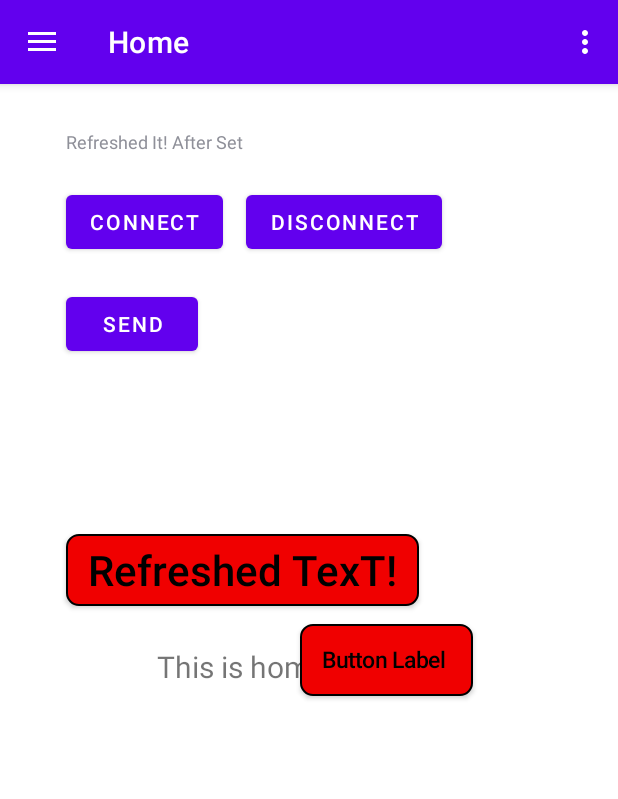
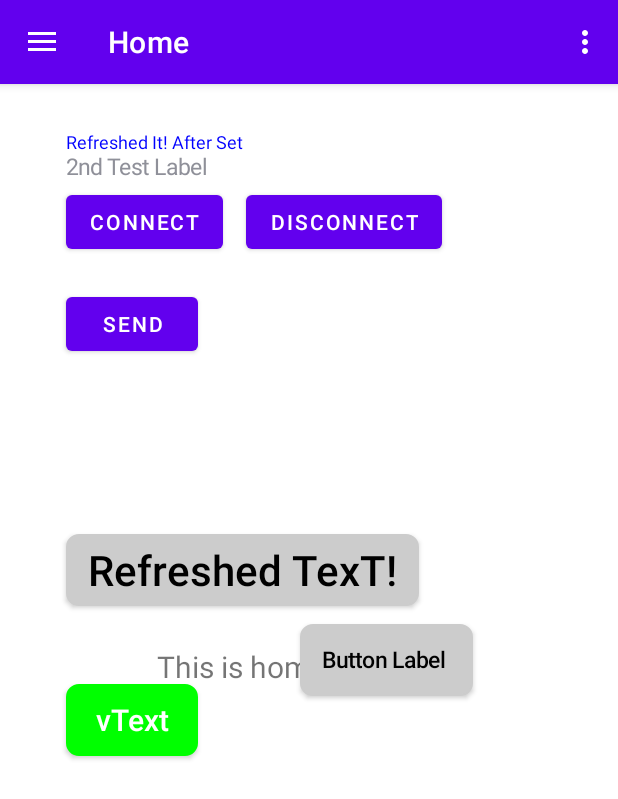
Before and after one commit to H1Jam/ProjectAADA, an Android app: the screen it shows after launch (MainActivity), on a phone screen of 412 x 824 dp. Shown: the top 799 px of the screen. Run offline under Robolectric (Android 15) with nearby library versions, the phone set to English and light mode, and no system bars; our stand-ins replace navigation-ui.

Commit message:
Add TextLabel handler

```diff
--- a/app/src/main/java/com/hjam/aada/MainActivity.kt
+++ b/app/src/main/java/com/hjam/aada/MainActivity.kt
@@ -4,8 +4,8 @@ import android.Manifest
 import android.annotation.SuppressLint
 import android.bluetooth.BluetoothDevice
 import android.content.pm.PackageManager
+import android.graphics.Color
 import android.os.Bundle
-import android.util.DisplayMetrics
 import android.util.Log
 import android.util.TypedValue
 import android.view.Menu
@@ -102,7 +102,6 @@ class MainActivity : AppCompatActivity(), EzBlue.BlueCallback, EzBlue.BlueParser
 
         val canvas1: ConstraintLayout = findViewById(R.id.canvas01);
         ScreenObjects.initScreen(canvas1, R.id.canvas01, R.id.canvas01, resources.displayMetrics)
-        val f = resources.displayMetrics.density
         Logger.debug(
             mTag, "heightPixels ${resources.displayMetrics.heightPixels} " +
                     "widthPixels ${resources.displayMetrics.widthPixels}"
@@ -111,12 +110,14 @@ class MainActivity : AppCompatActivity(), EzBlue.BlueCallback, EzBlue.BlueParser
             mTag, "heightPixels ${pxToMm(resources.displayMetrics.heightPixels)} " +
                     "widthPixels ${pxToMm(resources.displayMetrics.widthPixels)}"
         )
-        ScreenObjects.addTextToScreen(44, 30, -10, "First Test Label", 12)
+        ScreenObjects.addTextToScreen(44, 30, -10, "First Test Label", 12, Color.BLUE)
+        ScreenObjects.addTextToScreen(44, 45, 15, "2nd Test Label", 15, null)
         ScreenObjects.refreshText(86, "Refreshed It!")
         ScreenObjects.refreshText(-10, "Refreshed It! After Set")
         ScreenObjects.refreshText(12, "Refreshed It! After Set!")
         ScreenObjects.addButtonToScreen(44, 300, 255, " First Button Label ", 28)
         ScreenObjects.addButtonToScreen(200, 360, 250, "Button Label ", 15)
+        ScreenObjects.addButtonToScreen(44, 400, 11, "vText", 20, Color.WHITE, Color.GREEN)
         ScreenObjects.refreshButtonText(255,"Refreshed TexT!")
     }
 
@@ -134,7 +135,6 @@ class MainActivity : AppCompatActivity(), EzBlue.BlueCallback, EzBlue.BlueParser
     private fun startTheApp() {
         mBtnSend.setOnClickListener {
             // a byte array showcase:
-            val goodData1 = byteArrayOf(0x31, 0x32, 0x33, 0x34, 0x35, 0x36, 0x37, 0x38, 0x39)
             EzBlue.write(DataProtocol.prepareFrame(bufferProtoTest(System.currentTimeMillis())))
             //EzBlue.write(DataProtocol.prepareFrame(goodData1))
             // or just use the above line for single byte transfer:
--- a/app/src/main/java/com/hjam/aada/ScreenObjects.kt
+++ b/app/src/main/java/com/hjam/aada/ScreenObjects.kt
@@ -12,7 +12,6 @@ import androidx.appcompat.content.res.AppCompatResources
 import androidx.constraintlayout.widget.ConstraintLayout
 import com.hjam.aada.comm.types.TextLabel
 import com.hjam.aada.utils.Logger
-import kotlin.experimental.and
 
 
 object ScreenObjects {
@@ -59,6 +58,7 @@ object ScreenObjects {
             }
         }
         mTexLabelsList.add(textLabel)
+        addTextToScreen(textLabel)
         refreshScreen()
     }
 
@@ -66,7 +66,8 @@ object ScreenObjects {
         Logger.debug(mTag, "modifyTextLabel: ${textLabel.tag}")
         for (i in 0..mTexLabelsList.size) {
             if (mTexLabelsList[i].tag == textLabel.tag) {
-                mTexLabelsList[i].setFromInstance(textLabel)
+                mTexLabelsList[i].updateFromInstance(textLabel)
+                refreshText(textLabel)
                 refreshScreen()
                 return
             }
@@ -82,7 +83,13 @@ object ScreenObjects {
         }
     }
 
-    fun addTextToScreen(x: Int, y: Int, cTag: Int, vText: String, fSize: Int) {
+   fun addTextToScreen(textLabel: TextLabel){
+       with(textLabel){
+           addTextToScreen(x, y,tag,text,fontSize,textColor)
+       }
+    }
+
+    fun addTextToScreen(x: Int, y: Int, cTag: Int, vText: String, fSize: Int, textColor: Int?) {
         val px = TypedValue.applyDimension(
             TypedValue.COMPLEX_UNIT_DIP,
             x.toFloat(),
@@ -108,6 +115,9 @@ object ScreenObjects {
         lbl.tag = "lbl${cTag.toUInt()}"
         lbl.text = vText
         lbl.layoutParams = params
+        if (textColor != null) {
+            lbl.setTextColor(textColor)
+        }
         lbl.setTextSize(TypedValue.COMPLEX_UNIT_DIP, fSize.toFloat())
         // SetBtListener(btn[i]);
         mCanvasConstraintLayout.addView(lbl)
@@ -115,16 +125,43 @@ object ScreenObjects {
         // SetBtListener(btn)
     }
 
-    fun refreshText(cTag: Int, vText: String) {
-        val lbl: TextView? = mCanvasConstraintLayout.findViewWithTag("lbl${cTag.toUInt()}")
+    fun refreshText(tag: Int, text : String ){
+        val lbl: TextView? = mCanvasConstraintLayout.findViewWithTag("lbl${tag.toUInt()}")
         if (lbl != null) {
-            lbl.text = vText
+            lbl.text =text
         } else {
-            Logger.error(mTag, "refreshText: TextView(tag=$cTag) does not exist!")
+            Logger.error(mTag, "refreshText: TextView(tag=$tag) does not exist!")
+        }
+    }
+
+    fun refreshText(textLabel: TextLabel) {
+        val lbl: TextView? = mCanvasConstraintLayout.findViewWithTag("lbl${textLabel.tag.toUInt()}")
+        if (lbl != null) {
+            lbl.text = textLabel.text
+            if (textLabel.textColor.toUInt() > 0u){
+                lbl.setTextColor(textLabel.textColor)
+            }
+            if (textLabel.fontSize > 0){
+                lbl.setTextSize(TypedValue.COMPLEX_UNIT_DIP, textLabel.fontSize.toFloat())
+            }
+        } else {
+            Logger.error(mTag, "refreshText: TextView(tag=${textLabel.tag}) does not exist!")
         }
     }
 
     fun addButtonToScreen(x: Int, y: Int, cTag: Int, vText: String, fSize: Int) {
+        addButtonToScreen(x, y, cTag, vText, fSize, Color.BLACK, Color.LTGRAY)
+    }
+
+    fun addButtonToScreen(
+        x: Int,
+        y: Int,
+        cTag: Int,
+        vText: String,
+        fSize: Int,
+        textColor: Int,
+        backColor: Int
+    ) {
         if (cTag < 0 || cTag > 255) {
             Logger.error(mTag, "addButtonToScreen: Invalid tag! (tag:$cTag)")
             return
@@ -157,8 +194,8 @@ object ScreenObjects {
         btn.layoutParams = params
         btn.isAllCaps = false
         btn.setTextSize(TypedValue.COMPLEX_UNIT_DIP, fSize.toFloat())
-        btn.setTextColor(getDrawableForegroundColor(ViewColors.Red))
-        btn.background = getDrawable(ViewColors.Red)
+        btn.setTextColor(textColor)
+        btn.background = getDrawable(backColor)
         val pad = TypedValue.applyDimension(
             TypedValue.COMPLEX_UNIT_DIP,
             15.0F,
@@ -170,7 +207,7 @@ object ScreenObjects {
         setButtonListener(btn)
     }
 
-    fun setButtonListener(button: Button) {
+    private fun setButtonListener(button: Button) {
         val buttonListener: View.OnClickListener = object : View.OnClickListener {
             var numClicks = 0
             override fun onClick(v: View?) {
@@ -202,22 +239,13 @@ object ScreenObjects {
     }
 
 
-    private fun getDrawable(color: ViewColors): Drawable? {
-        return when (color) {
-            (ViewColors.Red) -> {
-                AppCompatResources.getDrawable(
-                    AADATheApp.instance.applicationContext,
-                    R.drawable.button_red
-                )
-            }
-            else -> {
-                AppCompatResources.getDrawable(
-                    AADATheApp.instance.applicationContext,
-                    R.drawable.button_red
-                )
-            }
-        }
+    private fun getDrawable(color: Int): Drawable? {
+        return AppCompatResources.getDrawable(
+            AADATheApp.instance.applicationContext,
+            R.drawable.button_red
+        )?.apply { setTint(color) }
     }
+
     private fun getDrawableForegroundColor(color: ViewColors): Int {
         return when (color) {
             (ViewColors.Red) -> {
@@ -236,7 +264,7 @@ object ScreenObjects {
                 Color.BLACK
             }
             else -> {
-              Color.BLACK
+                Color.BLACK
             }
         }
     }
```
Also changed, not shown: app/src/main/java/com/hjam/aada/comm/types/DataStateMachine.kt (+9 -3 lines), app/src/main/java/com/hjam/aada/comm/types/TextLabel.kt (+31 -19 lines).
